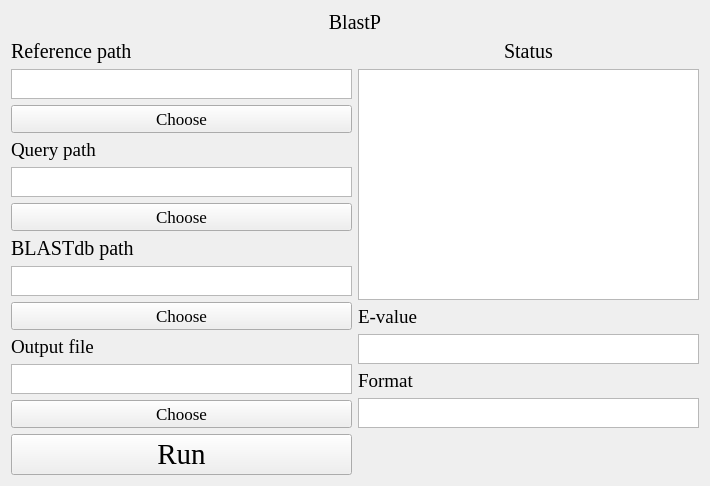
The window that UI/BlastP.ui (hzaurzli/MicroWorldOmics) describes before a commit, drawn with Qt 5.
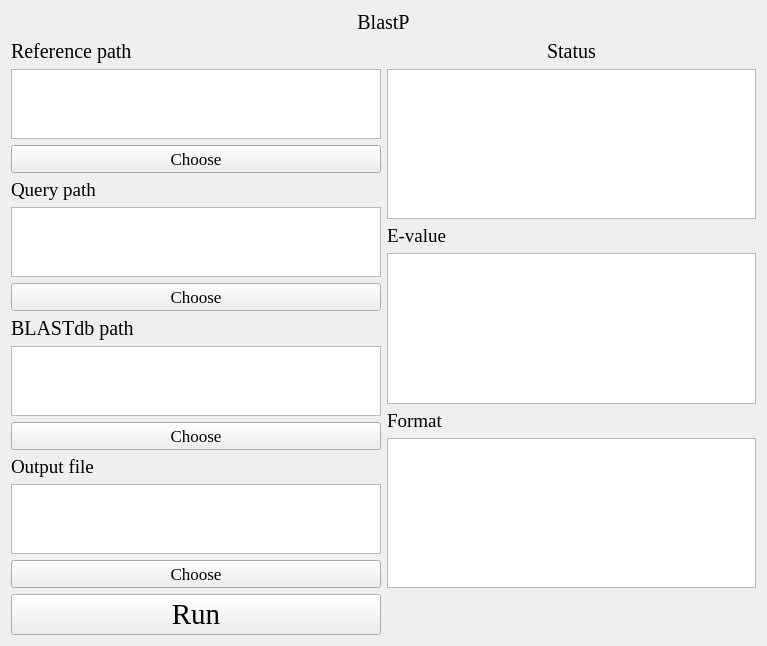
The same window after the commit. Icons and pictures are not drawn.

```diff
--- a/UI/BlastP.ui
+++ b/UI/BlastP.ui
@@ -6,8 +6,8 @@
    <rect>
     <x>0</x>
     <y>0</y>
-    <width>710</width>
-    <height>479</height>
+    <width>767</width>
+    <height>643</height>
    </rect>
   </property>
   <property name="windowTitle">
@@ -17,21 +17,21 @@
    <string notr="true">background-image: url(D:/tools/Pycharm/pyqt/logo/green_back.png);</string>
   </property>
   <layout class="QGridLayout" name="gridLayout_6">
-   <item row="0" column="0" colspan="2">
-    <layout class="QGridLayout" name="gridLayout_8">
+   <item row="2" column="0">
+    <layout class="QGridLayout" name="gridLayout_5">
      <item row="0" column="0">
-      <widget class="QLabel" name="label_3">
+      <widget class="QPushButton" name="pushButton">
        <property name="font">
         <font>
          <family>Times New Roman</family>
-         <pointsize>15</pointsize>
+         <pointsize>22</pointsize>
         </font>
        </property>
+       <property name="styleSheet">
+        <string notr="true">background-image: url(D:/Documents/Desktop/white.png)</string>
+       </property>
        <property name="text">
-        <string>BlastP</string>
-       </property>
-       <property name="alignment">
-        <set>Qt::AlignCenter</set>
+        <string>Run</string>
        </property>
       </widget>
      </item>
@@ -90,7 +90,7 @@
      <item row="1" column="0">
       <widget class="QTextBrowser" name="textBrowser_2">
        <property name="sizePolicy">
-        <sizepolicy hsizetype="Expanding" vsizetype="Maximum">
+        <sizepolicy hsizetype="Expanding" vsizetype="Expanding">
          <horstretch>0</horstretch>
          <verstretch>0</verstretch>
         </sizepolicy>
@@ -98,7 +98,7 @@
        <property name="maximumSize">
         <size>
          <width>16777215</width>
-         <height>30</height>
+         <height>16777215</height>
         </size>
        </property>
        <property name="styleSheet">
@@ -125,7 +125,7 @@
      <item row="10" column="0">
       <widget class="QTextBrowser" name="textBrowser_5">
        <property name="sizePolicy">
-        <sizepolicy hsizetype="Expanding" vsizetype="Maximum">
+        <sizepolicy hsizetype="Expanding" vsizetype="Expanding">
          <horstretch>0</horstretch>
          <verstretch>0</verstretch>
         </sizepolicy>
@@ -133,7 +133,7 @@
        <property name="maximumSize">
         <size>
          <width>16777215</width>
-         <height>30</height>
+         <height>16777215</height>
         </size>
        </property>
        <property name="styleSheet">
@@ -144,7 +144,7 @@
      <item row="4" column="0">
       <widget class="QTextBrowser" name="textBrowser_3">
        <property name="sizePolicy">
-        <sizepolicy hsizetype="Expanding" vsizetype="Maximum">
+        <sizepolicy hsizetype="Expanding" vsizetype="Expanding">
          <horstretch>0</horstretch>
          <verstretch>0</verstretch>
         </sizepolicy>
@@ -152,7 +152,7 @@
        <property name="maximumSize">
         <size>
          <width>16777215</width>
-         <height>30</height>
+         <height>16777215</height>
         </size>
        </property>
        <property name="styleSheet">
@@ -202,7 +202,7 @@
      <item row="7" column="0">
       <widget class="QTextBrowser" name="textBrowser_4">
        <property name="sizePolicy">
-        <sizepolicy hsizetype="Expanding" vsizetype="Maximum">
+        <sizepolicy hsizetype="Expanding" vsizetype="Expanding">
          <horstretch>0</horstretch>
          <verstretch>0</verstretch>
         </sizepolicy>
@@ -210,7 +210,7 @@
        <property name="maximumSize">
         <size>
          <width>16777215</width>
-         <height>30</height>
+         <height>16777215</height>
         </size>
        </property>
        <property name="styleSheet">
@@ -238,7 +238,7 @@
      <item row="3" column="0">
       <widget class="QTextEdit" name="textEdit">
        <property name="sizePolicy">
-        <sizepolicy hsizetype="Expanding" vsizetype="Maximum">
+        <sizepolicy hsizetype="Expanding" vsizetype="Expanding">
          <horstretch>0</horstretch>
          <verstretch>0</verstretch>
         </sizepolicy>
@@ -246,7 +246,7 @@
        <property name="maximumSize">
         <size>
          <width>16777215</width>
-         <height>30</height>
+         <height>16777215</height>
         </size>
        </property>
        <property name="styleSheet">
@@ -330,7 +330,7 @@
      <item row="5" column="0">
       <widget class="QTextEdit" name="textEdit_2">
        <property name="sizePolicy">
-        <sizepolicy hsizetype="Expanding" vsizetype="Maximum">
+        <sizepolicy hsizetype="Expanding" vsizetype="Expanding">
          <horstretch>0</horstretch>
          <verstretch>0</verstretch>
         </sizepolicy>
@@ -338,7 +338,7 @@
        <property name="maximumSize">
         <size>
          <width>16777215</width>
-         <height>30</height>
+         <height>16777215</height>
         </size>
        </property>
        <property name="styleSheet">
@@ -348,21 +348,21 @@
      </item>
     </layout>
    </item>
-   <item row="2" column="0">
-    <layout class="QGridLayout" name="gridLayout_5">
+   <item row="0" column="0" colspan="2">
+    <layout class="QGridLayout" name="gridLayout_8">
      <item row="0" column="0">
-      <widget class="QPushButton" name="pushButton">
+      <widget class="QLabel" name="label">
        <property name="font">
         <font>
          <family>Times New Roman</family>
-         <pointsize>22</pointsize>
+         <pointsize>15</pointsize>
         </font>
        </property>
-       <property name="styleSheet">
-        <string notr="true">background-image: url(D:/Documents/Desktop/white.png)</string>
-       </property>
        <property name="text">
-        <string>Run</string>
+        <string>BlastP</string>
+       </property>
+       <property name="alignment">
+        <set>Qt::AlignCenter</set>
        </property>
       </widget>
      </item>
```
